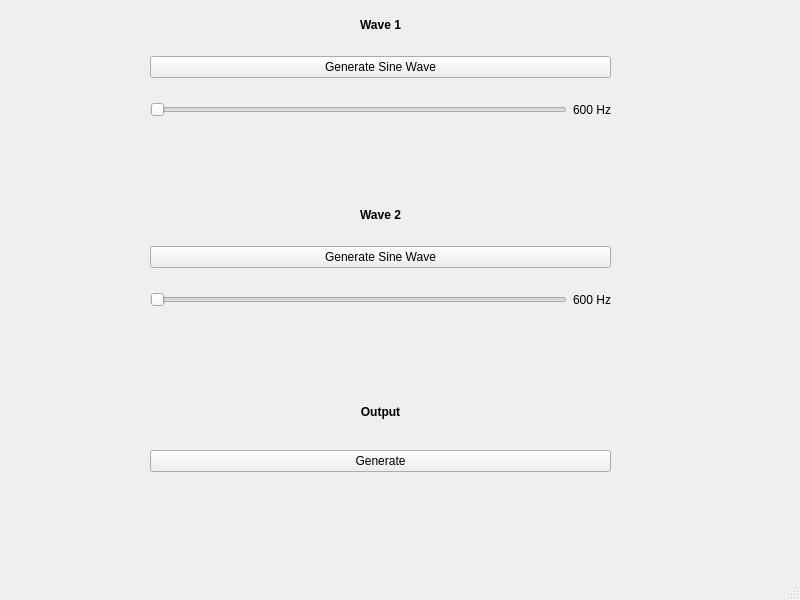
The window that QT/mainwindow.ui (luckuisha/ECE496) describes before a commit, drawn with Qt 5.
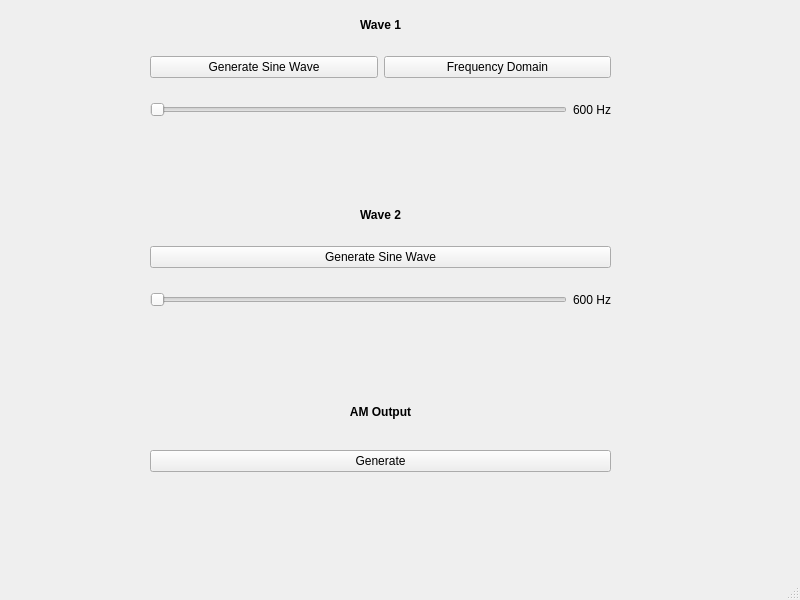
The same window after the commit. Custom widgets are drawn as their Qt base class.

Commit message: Created FFT button, still need to do FFT

Patch:
```diff
--- a/QT/mainwindow.ui
+++ b/QT/mainwindow.ui
@@ -49,6 +49,13 @@
          </property>
         </widget>
        </item>
+       <item>
+        <widget class="QPushButton" name="FreqDomain_1">
+         <property name="text">
+          <string>Frequency Domain</string>
+         </property>
+        </widget>
+       </item>
       </layout>
      </item>
      <item>
@@ -153,7 +160,7 @@
         </font>
        </property>
        <property name="text">
-        <string>Output</string>
+        <string>AM Output</string>
        </property>
        <property name="alignment">
         <set>Qt::AlignCenter</set>
```
The commit also changes 2 other files.
